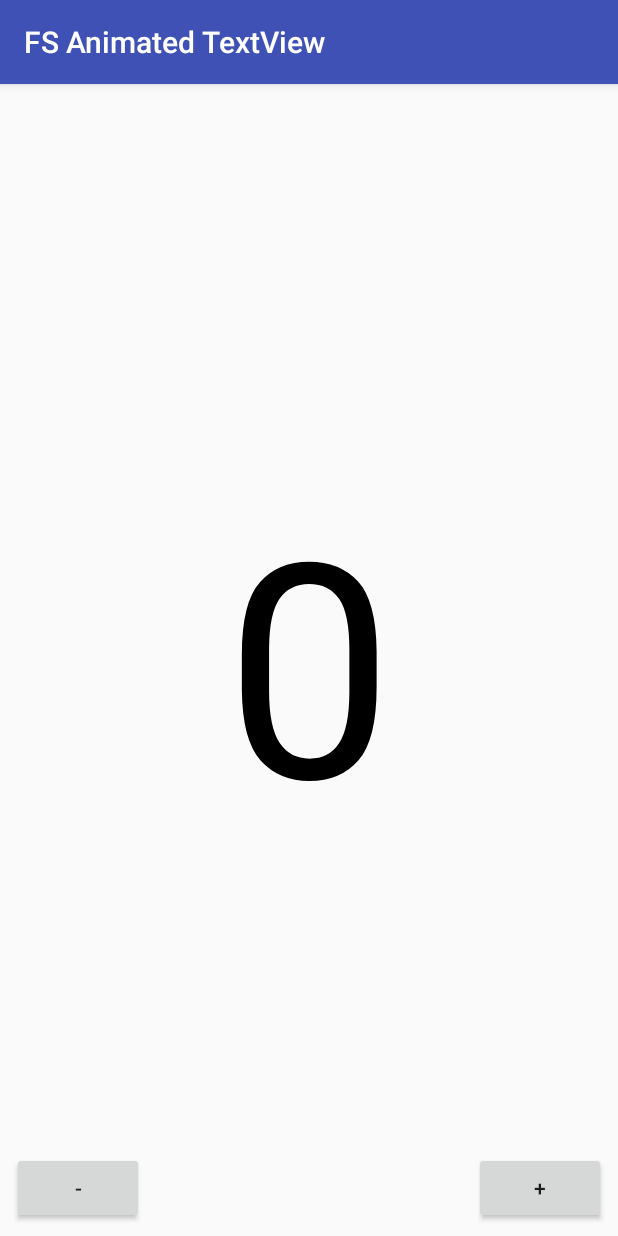
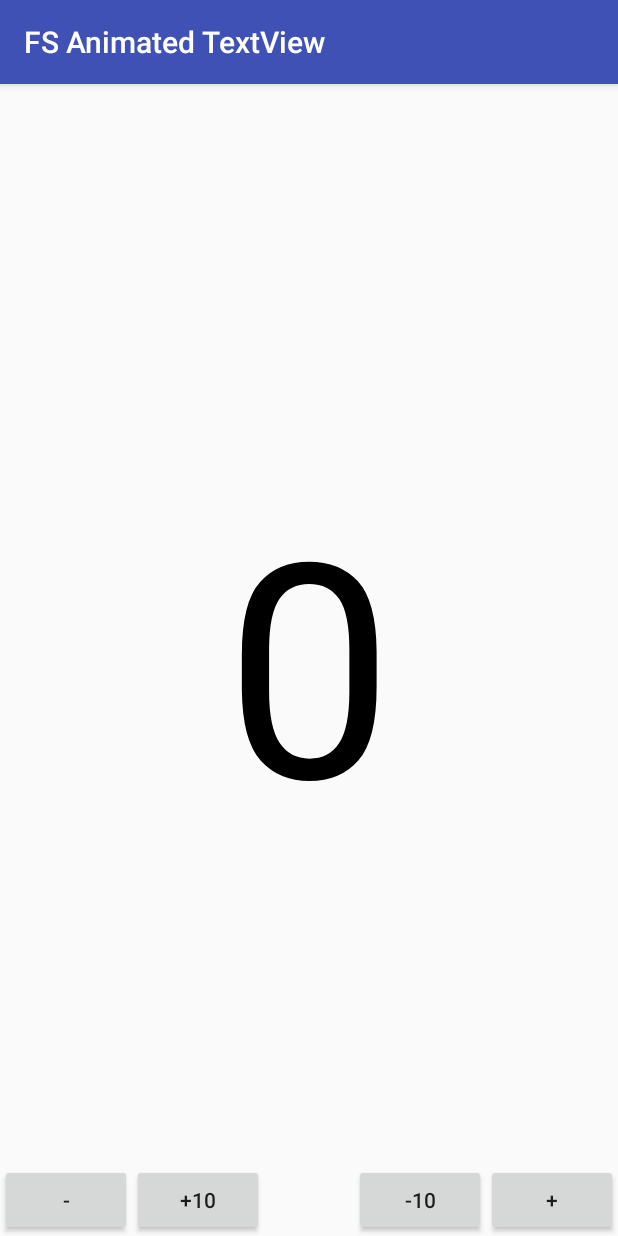
Before and after one commit to danielceinos/FSAnimatedTextView, an Android app: the screen it shows after launch (MainActivity), on a phone screen of 412 x 824 dp. Run offline under Robolectric (Android 15) with nearby library versions, the phone set to English and light mode, and no system bars.

Commit message:
updated example

```diff
--- a/app/src/main/java/com/fireshield/fsanimatedtextview/MainActivity.kt
+++ b/app/src/main/java/com/fireshield/fsanimatedtextview/MainActivity.kt
@@ -1,7 +1,7 @@
 package com.fireshield.fsanimatedtextview
 
+import android.os.Bundle
 import android.support.v7.app.AppCompatActivity
-import android.os.Bundle
 import android.widget.Button
 import com.fireshield.animatedtextview.FSAnimatedTV
 
@@ -15,6 +15,13 @@ class MainActivity : AppCompatActivity() {
 
     findViewById<Button>(R.id.b_more).setOnClickListener { findViewById<FSAnimatedTV>(R.id.tv_number).setNum(++num) }
     findViewById<Button>(R.id.b_less).setOnClickListener { findViewById<FSAnimatedTV>(R.id.tv_number).setNum(--num) }
-
+    findViewById<Button>(R.id.b_more10).setOnClickListener {
+      num += 10
+      findViewById<FSAnimatedTV>(R.id.tv_number).setNum(num)
+    }
+    findViewById<Button>(R.id.b_less10).setOnClickListener {
+      num -= 10
+      findViewById<FSAnimatedTV>(R.id.tv_number).setNum(num)
+    }
   }
 }
--- a/app/src/main/res/layout/activity_main.xml
+++ b/app/src/main/res/layout/activity_main.xml
@@ -26,8 +26,6 @@
       android:id="@+id/b_more"
       android:layout_width="wrap_content"
       android:layout_height="wrap_content"
-      android:layout_marginBottom="8dp"
-      android:layout_marginEnd="8dp"
       android:text="+"
       app:layout_constraintBottom_toBottomOf="parent"
       app:layout_constraintEnd_toEndOf="parent"
@@ -37,10 +35,26 @@
       android:id="@+id/b_less"
       android:layout_width="wrap_content"
       android:layout_height="wrap_content"
-      android:layout_marginBottom="8dp"
-      android:layout_marginStart="8dp"
       android:text="-"
       app:layout_constraintBottom_toBottomOf="parent"
       app:layout_constraintStart_toStartOf="parent"
       />
+
+  <Button
+      android:id="@+id/b_more10"
+      android:layout_width="wrap_content"
+      android:layout_height="wrap_content"
+      android:text="+10"
+      app:layout_constraintBottom_toBottomOf="parent"
+      app:layout_constraintStart_toEndOf="@+id/b_less"
+      />
+
+  <Button
+      android:id="@+id/b_less10"
+      android:layout_width="wrap_content"
+      android:layout_height="wrap_content"
+      android:text="-10"
+      app:layout_constraintBottom_toBottomOf="parent"
+      app:layout_constraintEnd_toStartOf="@+id/b_more"
+      />
 </android.support.constraint.ConstraintLayout>
```
